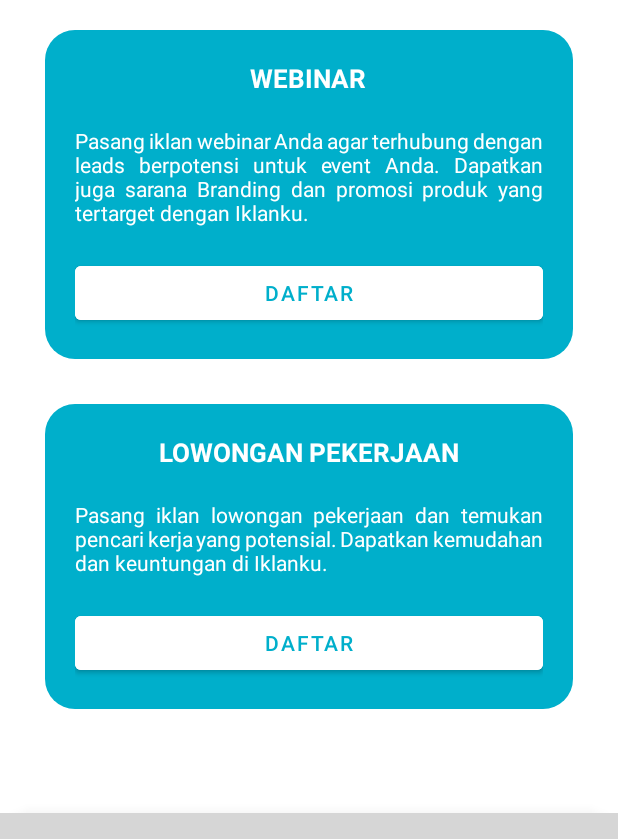
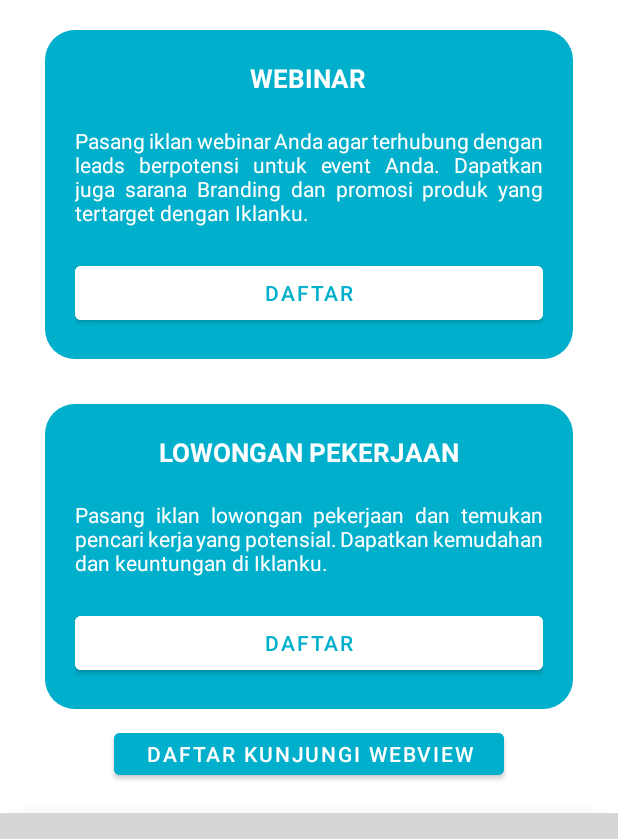
Before and after one commit to MohammadHidayatullah/Hi-Dev_Mobile, an Android app: the screen it shows after launch (MainActivity), on a phone screen of 412 x 824 dp, the part 315-1154 px from its top. Run offline under Robolectric (Android 15) with nearby library versions, the phone set to English and light mode, and no system bars; libraries missing offline, so code that uses them is left out: com.ismaeldivita.chipnavigation; plain views replace ChipNavigationBar; 3 statements that could not run were skipped; grey boxes are pictures that could not be loaded.

Commit message:
revisi nambah webview

```diff
--- a/MobileIklanku/app/src/main/AndroidManifest.xml
+++ b/MobileIklanku/app/src/main/AndroidManifest.xml
@@ -12,8 +12,9 @@
         android:supportsRtl="true"
         android:theme="@style/Theme.MobileIklanku"
         android:usesCleartextTraffic="true">
-        <activity android:name=".DetailWebminarActivity"></activity>
-        <activity android:name=".DetailLokerActivity"></activity>
+        <activity android:name=".IklankuWebView"></activity>
+        <activity android:name=".DetailWebminarActivity" />
+        <activity android:name=".DetailLokerActivity" />
         <activity android:name=".MainActivity">
             <intent-filter>
                 <action android:name="android.intent.action.MAIN" />
--- a/MobileIklanku/app/src/main/res/layout/fragment_home.xml
+++ b/MobileIklanku/app/src/main/res/layout/fragment_home.xml
@@ -104,6 +104,17 @@
                     android:text="Daftar"
                     android:textColor="@color/colorPrimary" />
             </LinearLayout>
+
+            <Button
+                android:id="@+id/button1"
+                android:layout_width="260dp"
+                android:layout_height="40dp"
+                android:layout_weight="1"
+                android:backgroundTint="@color/colorPrimary"
+                android:text="Daftar Kunjungi WebView"
+                android:textColor="@color/white"
+                android:layout_gravity="center_horizontal"/>
+
         </LinearLayout>
     </ScrollView>
 </LinearLayout>
```
Also changed, not shown: MobileIklanku/app/src/main/java/com/example/mobileiklanku/IklankuWebView.java (added, +51 -0 lines), MobileIklanku/app/src/main/res/layout/activity_iklanku_web_view.xml (added, +14 -0 lines).
